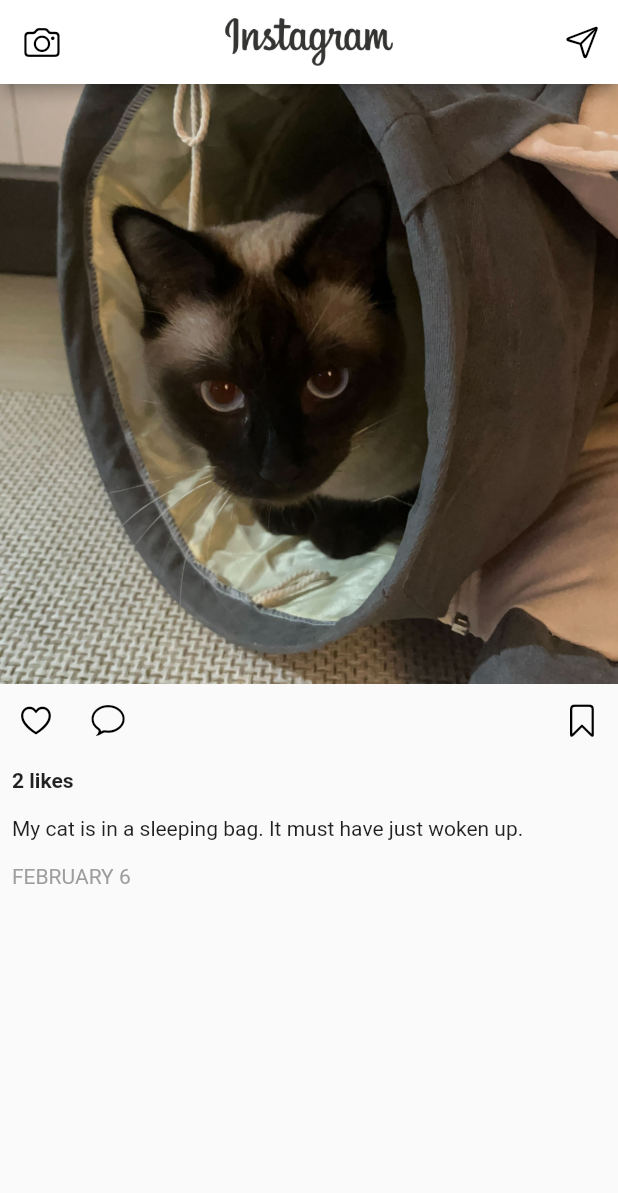
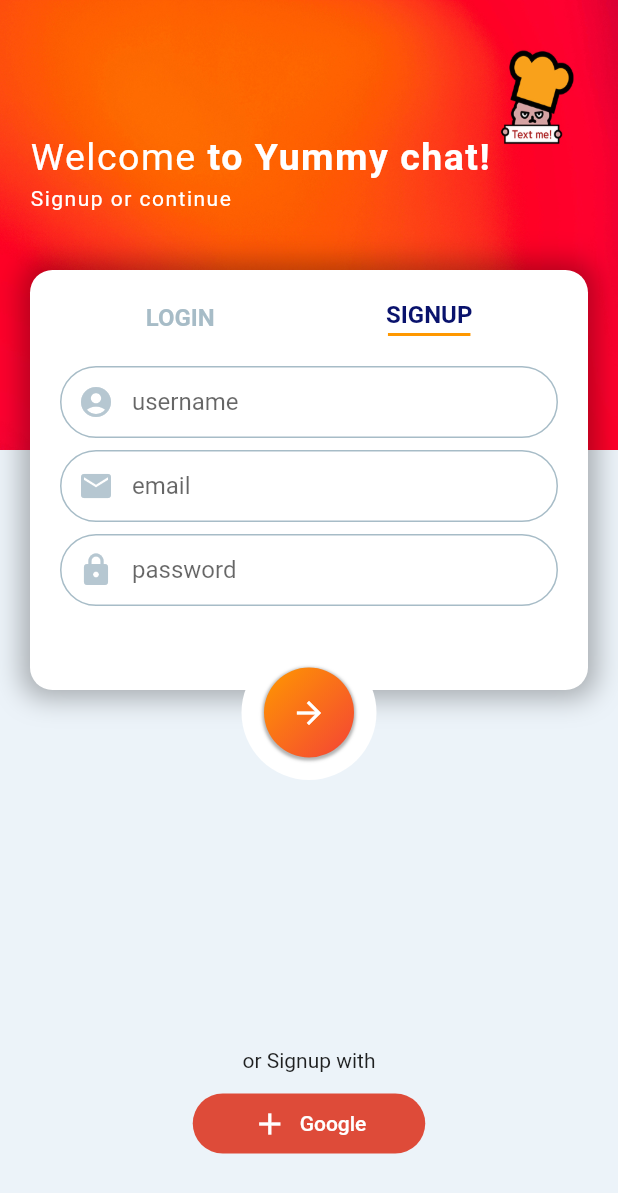
Before and after one commit to dukhyungkim/study_flutter, a Flutter app: the screen it shows after launch, on a phone screen of 412 x 824 dp. Shown: the top 1193 px of the screen. Run offline on Flutter 3.47's test engine with Material 2 defaults, Android fonts, the phone set to English and light mode, and no system bars; our stand-ins replace logger, shared_preferences.

Commit message:
add yummy_chat
before animation

```diff
--- a/lib/main.dart
+++ b/lib/main.dart
@@ -1,6 +1,6 @@
 import 'package:flutter/material.dart';
-import 'package:study_flutter/instagram/instagram.dart';
+import 'package:study_flutter/yummy_chat/yummy_chat.dart';
 
 void main() {
-  runApp(const Instagram());
+  runApp(const YummyChat());
 }
--- /dev/null
+++ b/lib/yummy_chat/login_signup_screen.dart
@@ -0,0 +1,416 @@
+import 'package:flutter/material.dart';
+import 'package:study_flutter/yummy_chat/Palette.dart';
+
+class LoginSignupScreen extends StatefulWidget {
+  const LoginSignupScreen({super.key});
+
+  @override
+  State<LoginSignupScreen> createState() => _LoginSignupScreenState();
+}
+
+class _LoginSignupScreenState extends State<LoginSignupScreen> {
+  bool isSignupScreen = true;
+
+  @override
+  Widget build(BuildContext context) {
+    return Scaffold(
+      backgroundColor: Palette.backgroundColor,
+      body: Stack(
+        children: [
+          Positioned(
+            top: 0,
+            right: 0,
+            left: 0,
+            child: Container(
+              height: 300,
+              decoration: BoxDecoration(
+                image: DecorationImage(
+                  image: AssetImage('assets/red.jpg'),
+                  fit: BoxFit.fill,
+                ),
+              ),
+              child: Container(
+                padding: EdgeInsets.only(top: 90, left: 20),
+                child: Column(
+                  crossAxisAlignment: CrossAxisAlignment.start,
+                  children: [
+                    RichText(
+                      text: TextSpan(
+                        text: "Welcome",
+                        style: TextStyle(
+                          letterSpacing: 1.0,
+                          fontSize: 25,
+                          color: Colors.white,
+                        ),
+                        children: [
+                          TextSpan(
+                            text: isSignupScreen ? " to Yummy chat!" : " back",
+                            style: TextStyle(
+                              letterSpacing: 1.0,
+                              fontSize: 25,
+                              color: Colors.white,
+                              fontWeight: FontWeight.bold,
+                            ),
+                          ),
+                        ],
+                      ),
+                    ),
+                    SizedBox(
+                      height: 5,
+                    ),
+                    Text(
+                      isSignupScreen
+                          ? "Signup or continue"
+                          : "Signin to continue",
+                      style: TextStyle(
+                        letterSpacing: 1.0,
+                        color: Colors.white,
+                      ),
+                    ),
+                  ],
+                ),
+              ),
+            ),
+          ),
+          Positioned(
+            top: 180,
+            child: Container(
+              padding: EdgeInsets.all(20.0),
+              height: isSignupScreen ? 280.0 : 250.0,
+              width: MediaQuery.of(context).size.width - 40,
+              margin: EdgeInsets.symmetric(horizontal: 20.0),
+              decoration: BoxDecoration(
+                color: Colors.white,
+                borderRadius: BorderRadius.circular(15.0),
+                boxShadow: [
+                  BoxShadow(
+                    color: Colors.black.withOpacity(0.3),
+                    blurRadius: 15,
+                    spreadRadius: 5,
+                  ),
+                ],
+              ),
+              child: Column(
+                children: [
+                  Row(
+                    mainAxisAlignment: MainAxisAlignment.spaceAround,
+                    children: [
+                      GestureDetector(
+                        onTap: () {
+                          setState(
+                            () {
+                              isSignupScreen = false;
+                            },
+                          );
+                        },
+                        child: Column(
+                          children: [
+                            Text(
+                              "LOGIN",
+                              style: TextStyle(
+                                fontSize: 16,
+                                fontWeight: FontWeight.bold,
+                                color: !isSignupScreen
+                                    ? Palette.activeColor
+                                    : Palette.textColor1,
+                              ),
+                            ),
+                            if (!isSignupScreen)
+                              Container(
+                                margin: EdgeInsets.only(top: 3),
+                                height: 2,
+                                width: 55,
+                                color: Colors.orange,
+                              )
+                          ],
+                        ),
+                      ),
+                      GestureDetector(
+                        onTap: () {
+                          setState(
+                            () {
+                              isSignupScreen = true;
+                            },
+                          );
+                        },
+                        child: Column(
+                          children: [
+                            Text(
+                              "SIGNUP",
+                              style: TextStyle(
+                                fontSize: 16,
+                                fontWeight: FontWeight.bold,
+                                color: isSignupScreen
+                                    ? Palette.activeColor
+                                    : Palette.textColor1,
+                              ),
+                            ),
+                            if (isSignupScreen)
+                              Container(
+                                margin: EdgeInsets.only(top: 3),
+                                height: 2,
+                                width: 55,
+                                color: Colors.orange,
+                              )
+                          ],
+                        ),
+                      ),
+                    ],
+                  ),
+                  if (isSignupScreen)
+                    Container(
+                      margin: EdgeInsets.only(top: 20),
+                      child: Form(
+                        child: Column(
+                          children: [
+                            TextFormField(
+                              decoration: InputDecoration(
+                                prefixIcon: Icon(
+                                  Icons.account_circle,
+                                  color: Palette.iconColor,
+                                ),
+                                enabledBorder: OutlineInputBorder(
+                                  borderSide: BorderSide(
+                                    color: Palette.textColor1,
+                                  ),
+                                  borderRadius: BorderRadius.all(
+                                    Radius.circular(35.0),
+                                  ),
+                                ),
+                                focusedBorder: OutlineInputBorder(
+                                  borderSide: BorderSide(
+                                    color: Palette.textColor1,
+                                  ),
+                                  borderRadius: BorderRadius.all(
+                                    Radius.circular(35.0),
+                                  ),
+                                ),
+                                hintText: "username",
+                                helperStyle: TextStyle(
+                                  fontSize: 14,
+                                  color: Palette.textColor1,
+                                ),
+                                contentPadding: EdgeInsets.all(10),
+                              ),
+                            ),
+                            SizedBox(
+                              height: 8,
+                            ),
+                            TextFormField(
+                              decoration: InputDecoration(
+                                prefixIcon: Icon(
+                                  Icons.email,
+                                  color: Palette.iconColor,
+                                ),
+                                enabledBorder: OutlineInputBorder(
+                                  borderSide: BorderSide(
+                                    color: Palette.textColor1,
+                                  ),
+                                  borderRadius: BorderRadius.all(
+                                    Radius.circular(35.0),
+                                  ),
+                                ),
+                                focusedBorder: OutlineInputBorder(
+                                  borderSide: BorderSide(
+                                    color: Palette.textColor1,
+                                  ),
+                                  borderRadius: BorderRadius.all(
+                                    Radius.circular(35.0),
+                                  ),
+                                ),
+                                hintText: "email",
+                                helperStyle: TextStyle(
+                                  fontSize: 14,
+                                  color: Palette.textColor1,
+                                ),
+                                contentPadding: EdgeInsets.all(10),
+                              ),
+                            ),
+                            SizedBox(
+                              height: 8,
+                            ),
+                            TextFormField(
+                              decoration: InputDecoration(
+                                prefixIcon: Icon(
+                                  Icons.lock,
+                                  color: Palette.iconColor,
+                                ),
+                                enabledBorder: OutlineInputBorder(
+                                  borderSide: BorderSide(
+                                    color: Palette.textColor1,
+                                  ),
+                                  borderRadius: BorderRadius.all(
+                                    Radius.circular(35.0),
+                                  ),
+                                ),
+                                focusedBorder: OutlineInputBorder(
+                                  borderSide: BorderSide(
+                                    color: Palette.textColor1,
+                                  ),
+                                  borderRadius: BorderRadius.all(
+                                    Radius.circular(35.0),
+                                  ),
+                                ),
+                                hintText: "password",
+                                helperStyle: TextStyle(
+                                  fontSize: 14,
+                                  color: Palette.textColor1,
+                                ),
+                                contentPadding: EdgeInsets.all(10),
+                              ),
+                            ),
+                          ],
+                        ),
+                      ),
+                    ),
+                  if (!isSignupScreen)
+                    Container(
+                      margin: EdgeInsets.only(top: 20),
+                      child: Form(
+                        child: Column(
+                          children: [
+                            TextFormField(
+                              decoration: InputDecoration(
+                                prefixIcon: Icon(
+                                  Icons.account_circle,
+                                  color: Palette.iconColor,
+                                ),
+                                enabledBorder: OutlineInputBorder(
+                                  borderSide: BorderSide(
+                                    color: Palette.textColor1,
+                                  ),
+                                  borderRadius: BorderRadius.all(
+                                    Radius.circular(35.0),
+                                  ),
+                                ),
+                                focusedBorder: OutlineInputBorder(
+                                  borderSide: BorderSide(
+                                    color: Palette.textColor1,
+                                  ),
+                                  borderRadius: BorderRadius.all(
+                                    Radius.circular(35.0),
+                                  ),
+                                ),
+                                hintText: "username",
+                                helperStyle: TextStyle(
+                                  fontSize: 14,
+                                  color: Palette.textColor1,
+                                ),
+                                contentPadding: EdgeInsets.all(10),
+                              ),
+                            ),
+                            SizedBox(
+                              height: 8,
+                            ),
+                            TextFormField(
+                              decoration: InputDecoration(
+                                prefixIcon: Icon(
+                                  Icons.lock,
+                                  color: Palette.iconColor,
+                                ),
+                                enabledBorder: OutlineInputBorder(
+                                  borderSide: BorderSide(
+                                    color: Palette.textColor1,
+                                  ),
+                                  borderRadius: BorderRadius.all(
+                                    Radius.circular(35.0),
+                                  ),
+                                ),
+                                focusedBorder: OutlineInputBorder(
+                                  borderSide: BorderSide(
+                                    color: Palette.textColor1,
+                                  ),
+                                  borderRadius: BorderRadius.all(
+                                    Radius.circular(35.0),
+                                  ),
+                                ),
+                                hintText: "password",
+                                helperStyle: TextStyle(
+                                  fontSize: 14,
+                                  color: Palette.textColor1,
+                                ),
+                                contentPadding: EdgeInsets.all(10),
+                              ),
+                            ),
+                          ],
+                        ),
+                      ),
+                    ),
+                ],
+              ),
+            ),
+          ),
+          Positioned(
+            top: isSignupScreen ? 430 : 390,
+            right: 0,
+            left: 0,
+            child: Center(
+              child: Container(
+                child: Container(
+                  padding: EdgeInsets.all(15),
+                  height: 90,
+                  width: 90,
+                  decoration: BoxDecoration(
+                    color: Colors.white,
+                    borderRadius: BorderRadius.circular(50),
+                  ),
+                  child: Container(
+                    decoration: BoxDecoration(
+                      gradient: LinearGradient(
+                        colors: [
+                          Colors.orange,
+                          Colors.red,
+                        ],
+                        begin: Alignment.topLeft,
+                        end: Alignment.bottomRight,
+                      ),
+                      borderRadius: BorderRadius.circular(30),
+                      boxShadow: [
+                        BoxShadow(
+                          color: Colors.black.withOpacity(0.3),
+                          spreadRadius: 1,
+                          blurRadius: 1,
+                          offset: Offset(0, 1),
+                        )
+                      ],
+                    ),
+                    child: Icon(
+                      Icons.arrow_forward,
+                      color: Colors.white,
+                    ),
+                  ),
+                ),
+              ),
+            ),
+          ),
+          Positioned(
+            top: MediaQuery.of(context).size.height - 125,
+            right: 0,
+            left: 0,
+            child: Column(
+              children: [
+                Text(isSignupScreen ? "or Signup with" : "or Signin with"),
+                SizedBox(
+                  height: 10,
+                ),
+                TextButton.icon(
+                  onPressed: () {},
+                  style: TextButton.styleFrom(
+                    primary: Colors.white,
+                    minimumSize: Size(155, 40),
+                    shape: RoundedRectangleBorder(
+                      borderRadius: BorderRadius.circular(20),
+                    ),
+                    backgroundColor: Palette.googleColor,
+                  ),
+                  icon: Icon(Icons.add),
+                  label: Text("Google"),
+                )
+              ],
+            ),
+          )
+        ],
+      ),
+    );
+  }
+}
--- /dev/null
+++ b/lib/yummy_chat/palette.dart
@@ -0,0 +1,11 @@
+import 'dart:ui';
+
+class Palette {
+  static const Color iconColor = Color(0xFFB6C7D1);
+  static const Color activeColor = Color(0xFF09126C);
+  static const Color textColor1 = Color(0xFFA7BCC7);
+  static const Color textColor2 = Color(0xFF9BB3C0);
+  static const Color facebookColor = Color(0xFF3B5999);
+  static const Color googleColor = Color(0xFFDE4B39);
+  static const Color backgroundColor = Color(0xFFECF3F9);
+}
--- /dev/null
+++ b/lib/yummy_chat/yummy_chat.dart
@@ -0,0 +1,13 @@
+import 'package:flutter/material.dart';
+import 'package:study_flutter/yummy_chat/login_signup_screen.dart';
+
+class YummyChat extends StatelessWidget {
+  const YummyChat({super.key});
+
+  @override
+  Widget build(BuildContext context) {
+    return const MaterialApp(
+      home: LoginSignupScreen(),
+    );
+  }
+}
```
Also changed, not shown: assets/red.jpg (added).
